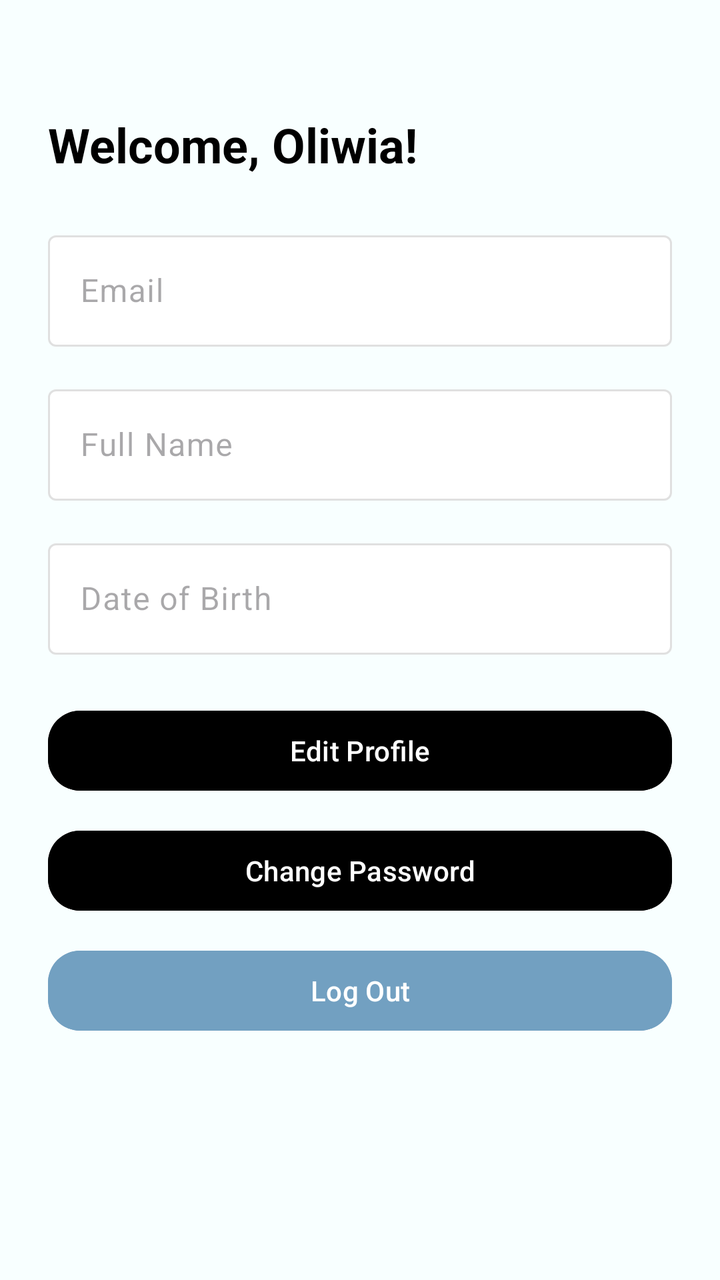
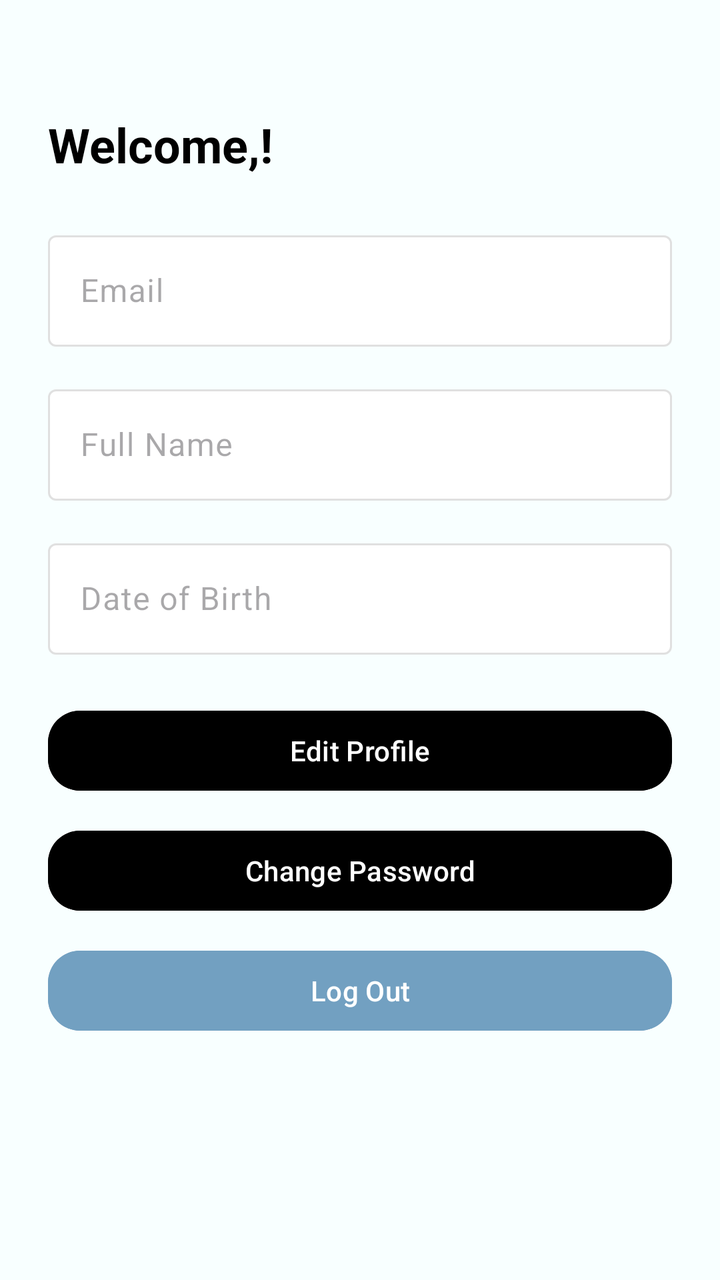

An Android layout rendered at two revisions. The XML below is the earlier revision; the diff shows what the commit changed to produce the second picture.
<!-- AndroidManifest.xml: application theme Theme.Trackie -->
<!-- res/layout/fragment_profile.xml -->
<?xml version="1.0" encoding="utf-8"?>
<androidx.constraintlayout.widget.ConstraintLayout
    xmlns:android="http://schemas.android.com/apk/res/android"
    xmlns:app="http://schemas.android.com/apk/res-auto"
    android:id="@+id/profileFragment"
    android:layout_width="match_parent"
    android:layout_height="match_parent"
    android:background="@color/azure_blue"
    android:padding="24dp">

    <TextView
        android:id="@+id/welcomeTextView"
        android:layout_width="0dp"
        android:layout_height="wrap_content"
        android:text="Welcome, Oliwia!"
        android:textSize="24sp"
        android:textStyle="bold"
        android:textColor="@android:color/black"
        app:layout_constraintTop_toTopOf="parent"
        app:layout_constraintStart_toStartOf="parent"
        app:layout_constraintEnd_toEndOf="parent"
        android:layout_marginTop="32dp" />

    <com.google.android.material.textfield.TextInputLayout
        android:id="@+id/emailLayout"
        android:layout_width="0dp"
        android:layout_height="wrap_content"
        android:hint="Email"
        app:boxBackgroundMode="outline"
        app:boxStrokeColor="@color/black"
        app:boxBackgroundColor="@color/white"
        app:hintTextColor="@color/black"
        android:enabled="false"
        app:layout_constraintTop_toBottomOf="@id/welcomeTextView"
        app:layout_constraintStart_toStartOf="parent"
        app:layout_constraintEnd_toEndOf="parent"
        android:layout_marginTop="24dp">

        <com.google.android.material.textfield.TextInputEditText
            android:id="@+id/emailEditText"
            android:layout_width="match_parent"
            android:layout_height="wrap_content"
            android:textColor="@android:color/black"
            android:inputType="textEmailAddress"
            android:enabled="false"/>
    </com.google.android.material.textfield.TextInputLayout>

    <com.google.android.material.textfield.TextInputLayout
        android:id="@+id/fullNameLayout"
        android:layout_width="0dp"
        android:layout_height="wrap_content"
        android:hint="Full Name"
        app:boxBackgroundMode="outline"
        app:boxStrokeColor="@color/black"
        app:boxBackgroundColor="@color/white"
        app:hintTextColor="@color/black"
        android:enabled="false"
        app:layout_constraintTop_toBottomOf="@id/emailLayout"
        app:layout_constraintStart_toStartOf="parent"
        app:layout_constraintEnd_toEndOf="parent"
        android:layout_marginTop="16dp">

        <com.google.android.material.textfield.TextInputEditText
            android:id="@+id/fullNameEditText"
            android:layout_width="match_parent"
            android:layout_height="wrap_content"
            android:textColor="@android:color/black"
            android:enabled="false"/>
    </com.google.android.material.textfield.TextInputLayout>

    <com.google.android.material.textfield.TextInputLayout
        android:id="@+id/dobLayout"
        android:layout_width="0dp"
        android:layout_height="wrap_content"
        android:hint="Date of Birth"
        app:boxBackgroundMode="outline"
        app:boxStrokeColor="@color/black"
        app:boxBackgroundColor="@color/white"
        app:hintTextColor="@color/black"
        android:enabled="false"
        app:layout_constraintTop_toBottomOf="@id/fullNameLayout"
        app:layout_constraintStart_toStartOf="parent"
        app:layout_constraintEnd_toEndOf="parent"
        android:layout_marginTop="16dp">

        <com.google.android.material.textfield.TextInputEditText
            android:id="@+id/dobEditText"
            android:layout_width="match_parent"
            android:layout_height="wrap_content"
            android:textColor="@android:color/black"
            android:enabled="false"/>
    </com.google.android.material.textfield.TextInputLayout>

    <Button
        android:id="@+id/editProfileButton"
        android:layout_width="0dp"
        android:layout_height="wrap_content"
        android:text="Edit Profile"
        android:backgroundTint="@color/black"
        android:textColor="@android:color/white"
        android:layout_marginTop="24dp"
        app:cornerRadius="16dp"
        app:layout_constraintTop_toBottomOf="@id/dobLayout"
        app:layout_constraintStart_toStartOf="parent"
        app:layout_constraintEnd_toEndOf="parent" />

    <Button
        android:id="@+id/changePasswordButton"
        android:layout_width="0dp"
        android:layout_height="wrap_content"
        android:text="Change Password"
        android:backgroundTint="@color/black"
        android:textColor="@android:color/white"
        android:layout_marginTop="12dp"
        app:cornerRadius="16dp"
        app:layout_constraintTop_toBottomOf="@id/editProfileButton"
        app:layout_constraintStart_toStartOf="parent"
        app:layout_constraintEnd_toEndOf="parent" />

    <Button
        android:id="@+id/logoutButton"
        android:layout_width="0dp"
        android:layout_height="wrap_content"
        android:text="Log Out"
        android:backgroundTint="@color/blue"
        android:textColor="@android:color/white"
        android:layout_marginTop="12dp"
        app:cornerRadius="16dp"
        app:layout_constraintTop_toBottomOf="@id/changePasswordButton"
        app:layout_constraintStart_toStartOf="parent"
        app:layout_constraintEnd_toEndOf="parent" />

</androidx.constraintlayout.widget.ConstraintLayout>
<!-- resources referenced by this layout -->
<resources>
  <color name="azure_blue">#F8FFFF</color>
  <color name="black">#FF000000</color>
  <color name="blue">#72A0C1</color>
  <color name="white">#FFFFFFFF</color>
  <style name="Theme.Trackie" parent="Base.Theme.Trackie" />
  <style name="Base.Theme.Trackie" parent="Theme.Material3.DayNight.NoActionBar">
  
      </style>
</resources>

<!-- the commit's change to res/layout/fragment_profile.xml (unified diff, before → after) -->
@@ -6,13 +6,14 @@
     android:layout_width="match_parent"
     android:layout_height="match_parent"
     android:background="@color/azure_blue"
-    android:padding="24dp">
+    android:padding="24dp"
+    android:scrollbarAlwaysDrawVerticalTrack="true">
 
     <TextView
         android:id="@+id/welcomeTextView"
         android:layout_width="0dp"
         android:layout_height="wrap_content"
-        android:text="Welcome, Oliwia!"
+        android:text="Welcome,!"
         android:textSize="24sp"
         android:textStyle="bold"
         android:textColor="@android:color/black"
@@ -130,4 +131,20 @@
         app:layout_constraintStart_toStartOf="parent"
         app:layout_constraintEnd_toEndOf="parent" />
 
+
+    <Button
+        android:id="@+id/saveChangesButton"
+        android:layout_width="0dp"
+        android:layout_height="wrap_content"
+        android:text="Save Changes"
+        android:visibility="gone"
+        android:backgroundTint="@color/black"
+        android:textColor="@android:color/white"
+        android:layout_marginTop="12dp"
+        app:cornerRadius="16dp"
+        app:layout_constraintTop_toBottomOf="@id/changePasswordButton"
+        app:layout_constraintStart_toStartOf="parent"
+        app:layout_constraintEnd_toEndOf="parent" />
+
+
 </androidx.constraintlayout.widget.ConstraintLayout>
